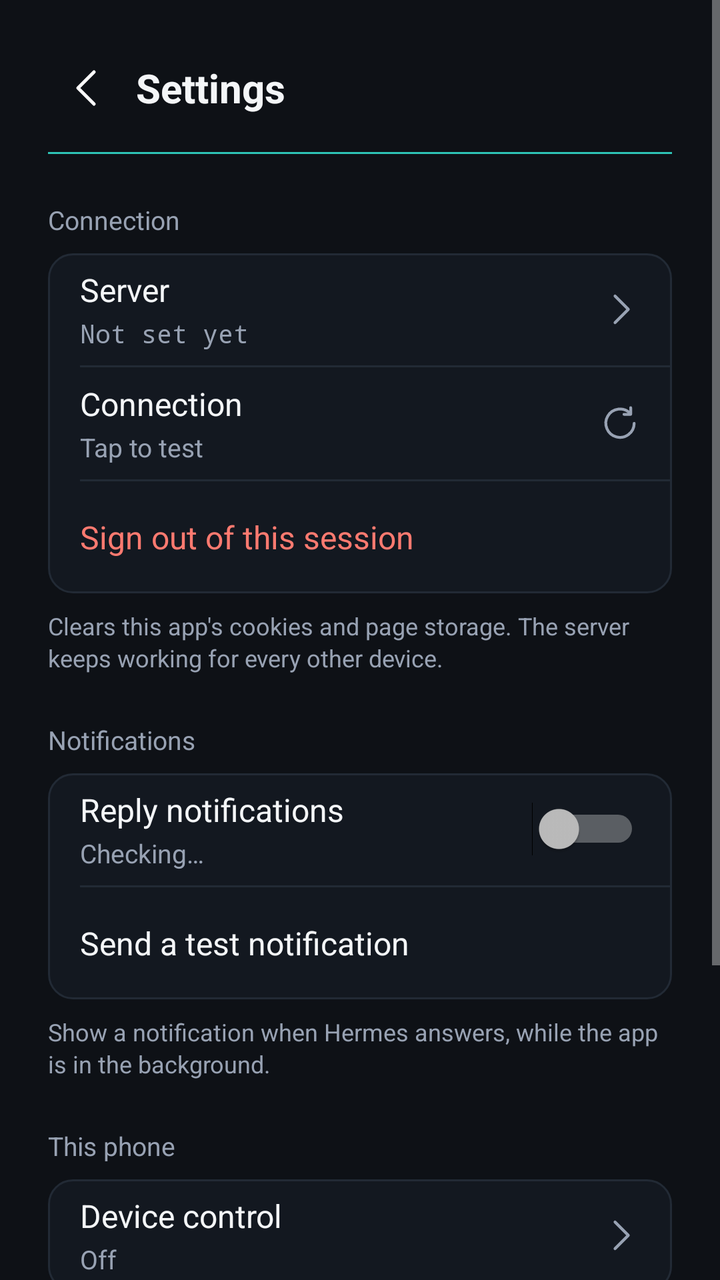
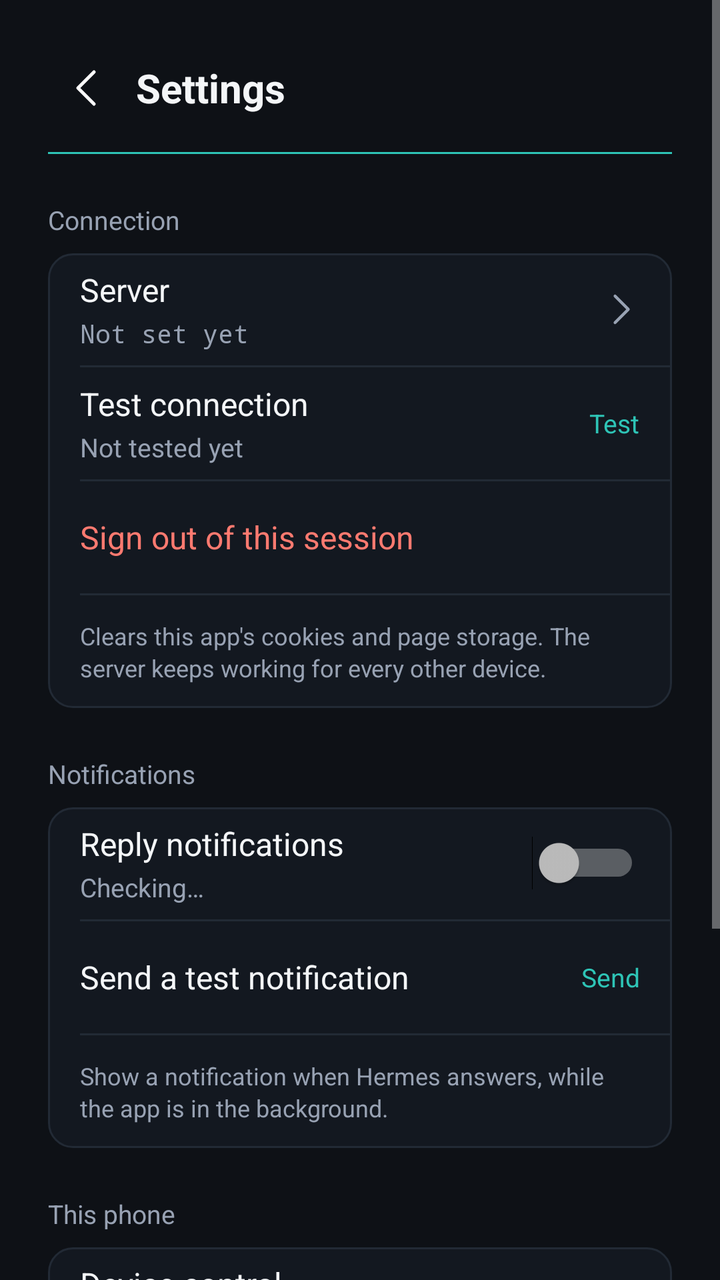

The first picture is an Android layout as it rendered before a commit; the second is the same layout after the commit. The layout source and the unified diff follow.
<!-- AndroidManifest.xml: application theme Theme.HermesPocket -->
<!-- res/layout/activity_settings.xml -->
<?xml version="1.0" encoding="utf-8"?>
<ScrollView xmlns:android="http://schemas.android.com/apk/res/android"
    android:layout_width="match_parent"
    android:layout_height="match_parent"
    android:background="@color/hp_background"
    android:fillViewport="true">

    <LinearLayout
        android:layout_width="match_parent"
        android:layout_height="wrap_content"
        android:orientation="vertical"
        android:paddingStart="24dp"
        android:paddingTop="24dp"
        android:paddingEnd="24dp"
        android:paddingBottom="40dp">

        
        <LinearLayout
            android:layout_width="match_parent"
            android:layout_height="40dp"
            android:gravity="center_vertical"
            android:orientation="horizontal">

            <ImageView
                android:id="@+id/button_back"
                android:layout_width="40dp"
                android:layout_height="40dp"
                android:background="?android:attr/selectableItemBackgroundBorderless"
                android:contentDescription="@string/settings_back"
                android:padding="8dp"
                android:src="@drawable/ic_back" />

            <TextView
                android:layout_width="0dp"
                android:layout_height="wrap_content"
                android:layout_marginStart="4dp"
                android:layout_weight="1"
                android:text="@string/settings_title"
                android:textColor="@color/hp_text_primary"
                android:textSize="20sp"
                android:textStyle="bold" />
        </LinearLayout>

        <View
            android:layout_width="match_parent"
            android:layout_height="1dp"
            android:layout_marginTop="12dp"
            android:background="@color/hp_accent_teal" />

        
        <TextView
            style="@style/SettingsSection"
            android:text="@string/settings_section_connection" />

        <LinearLayout
            style="@style/SettingsCard"
            android:orientation="vertical">

            <LinearLayout
                android:id="@+id/row_server"
                style="@style/SettingsRow">

                <LinearLayout
                    android:layout_width="0dp"
                    android:layout_height="wrap_content"
                    android:layout_weight="1"
                    android:orientation="vertical">

                    <TextView
                        style="@style/SettingsLabel"
                        android:text="@string/settings_server" />

                    <TextView
                        android:id="@+id/text_server"
                        style="@style/SettingsValueMono"
                        android:layout_marginTop="2dp"
                        android:text="@string/settings_server_none" />
                </LinearLayout>

                <ImageView
                    style="@style/SettingsChevron"
                    android:contentDescription="@string/settings_change_server"
                    android:src="@drawable/ic_chevron" />
            </LinearLayout>

            <View style="@style/SettingsDivider" />

            <LinearLayout
                android:id="@+id/row_probe"
                style="@style/SettingsRow">

                <LinearLayout
                    android:layout_width="0dp"
                    android:layout_height="wrap_content"
                    android:layout_weight="1"
                    android:orientation="vertical">

                    <TextView
                        style="@style/SettingsLabel"
                        android:text="@string/settings_probe" />

                    <TextView
                        android:id="@+id/text_probe"
                        style="@style/SettingsValue"
                        android:layout_marginTop="2dp"
                        android:text="@string/settings_probe_idle" />
                </LinearLayout>

                <ImageView
                    style="@style/SettingsChevron"
                    android:contentDescription="@string/settings_probe"
                    android:src="@drawable/ic_refresh" />
            </LinearLayout>

            <View style="@style/SettingsDivider" />

            <LinearLayout
                android:id="@+id/row_signout"
                style="@style/SettingsRow">

                <TextView
                    android:layout_width="0dp"
                    android:layout_height="wrap_content"
                    android:layout_weight="1"
                    android:text="@string/settings_sign_out"
                    android:textColor="@color/hp_error"
                    android:textSize="16sp" />
            </LinearLayout>
        </LinearLayout>

        <TextView
            style="@style/SettingsHint"
            android:text="@string/settings_sign_out_hint" />

        
        <TextView
            style="@style/SettingsSection"
            android:text="@string/settings_section_notifications" />

        <LinearLayout
            style="@style/SettingsCard"
            android:orientation="vertical">

            <LinearLayout
                style="@style/SettingsRow">

                <LinearLayout
                    android:layout_width="0dp"
                    android:layout_height="wrap_content"
                    android:layout_weight="1"
                    android:orientation="vertical">

                    <TextView
                        style="@style/SettingsLabel"
                        android:text="@string/notify_switch_label" />

                    <TextView
                        android:id="@+id/text_permission"
                        style="@style/SettingsValue"
                        android:layout_marginTop="2dp"
                        android:text="@string/settings_permission_unknown" />
                </LinearLayout>

                <Switch
                    android:id="@+id/switch_notify"
                    android:layout_width="wrap_content"
                    android:layout_height="wrap_content" />
            </LinearLayout>

            <View style="@style/SettingsDivider" />

            <LinearLayout
                android:id="@+id/row_test_notify"
                style="@style/SettingsRow">

                <TextView
                    android:layout_width="0dp"
                    android:layout_height="wrap_content"
                    android:layout_weight="1"
                    android:text="@string/notify_test"
                    android:textColor="@color/hp_text_primary"
                    android:textSize="16sp" />
            </LinearLayout>
        </LinearLayout>

        <TextView
            style="@style/SettingsHint"
            android:text="@string/notify_switch_hint" />

        
        <TextView
            style="@style/SettingsSection"
            android:text="@string/settings_section_device" />

        <LinearLayout
            style="@style/SettingsCard"
            android:orientation="vertical">

            <LinearLayout
                android:id="@+id/row_device"
                style="@style/SettingsRow">

                <LinearLayout
                    android:layout_width="0dp"
                    android:layout_height="wrap_content"
                    android:layout_weight="1"
                    android:orientation="vertical">

                    <TextView
                        style="@style/SettingsLabel"
                        android:text="@string/shortcut_device_control" />

                    <TextView
                        android:id="@+id/text_device"
                        style="@style/SettingsValue"
                        android:layout_marginTop="2dp"
                        android:text="@string/settings_device_off" />
                </LinearLayout>

                <ImageView
                    style="@style/SettingsChevron"
                    android:contentDescription="@string/shortcut_device_control"
                    android:src="@drawable/ic_chevron" />
            </LinearLayout>
        </LinearLayout>

        
        <TextView
            style="@style/SettingsSection"
            android:text="@string/settings_section_about" />

        <LinearLayout
            style="@style/SettingsCard"
            android:orientation="vertical">

            <LinearLayout style="@style/SettingsRow">

                <TextView
                    style="@style/SettingsLabel"
                    android:layout_width="0dp"
                    android:layout_height="wrap_content"
                    android:layout_weight="1"
                    android:text="@string/settings_version" />

                <TextView
                    android:id="@+id/text_version"
                    style="@style/SettingsValueMono"
                    android:text="@string/settings_version_unknown" />
            </LinearLayout>

            <View style="@style/SettingsDivider" />

            <LinearLayout
                android:id="@+id/row_update"
                style="@style/SettingsRow">

                <TextView
                    android:layout_width="0dp"
                    android:layout_height="wrap_content"
                    android:layout_weight="1"
                    android:text="@string/settings_check_updates"
                    android:textColor="@color/hp_text_primary"
                    android:textSize="16sp" />
            </LinearLayout>
        </LinearLayout>
    </LinearLayout>
</ScrollView>
<!-- resources referenced by this layout -->
<resources>
  <color name="hp_accent_teal">#2EC4B6</color>
  <color name="hp_background">#0E1116</color>
  <color name="hp_error">#FF7A70</color>
  <color name="hp_text_primary">#F4F6F8</color>
  <!-- drawable ic_refresh (drawable) -->
  <?xml version="1.0" encoding="utf-8"?>
  <vector xmlns:android="http://schemas.android.com/apk/res/android"
      android:width="24dp"
      android:height="24dp"
      android:viewportWidth="24"
      android:viewportHeight="24">
      <path
          android:fillColor="@android:color/transparent"
          android:strokeColor="#FFFFFFFF"
          android:strokeWidth="1.7"
          android:strokeLineCap="round"
          android:strokeLineJoin="round"
          android:pathData="M20.5,12 A8.5,8.5 0 1 1 18,5.9 M18.4,2.6 L18.4,6.6 L14.4,6.6" />
  </vector>
  <string name="notify_switch_hint">Show a notification when Hermes answers, while the app is in the background.</string>
  <string name="notify_switch_label">Reply notifications</string>
  <string name="notify_test">Send a test notification</string>
  <string name="settings_back">Back</string>
  <string name="settings_change_server">Change server</string>
  <string name="settings_check_updates">Check for updates</string>
  <string name="settings_device_off">Off</string>
  <string name="settings_permission_unknown">Checking…</string>
  <string name="settings_probe">Connection</string>
  <string name="settings_probe_idle">Tap to test</string>
  <string name="settings_section_about">About</string>
  <string name="settings_section_connection">Connection</string>
  <string name="settings_section_device">This phone</string>
  <string name="settings_section_notifications">Notifications</string>
  <string name="settings_server">Server</string>
  <string name="settings_server_none">Not set yet</string>
  <string name="settings_sign_out">Sign out of this session</string>
  <string name="settings_sign_out_hint">Clears this app\'s cookies and page storage. The server keeps working for every other device.</string>
  <string name="settings_title">Settings</string>
  <string name="settings_version">Version</string>
  <string name="settings_version_unknown">Unknown</string>
  <string name="shortcut_device_control">Device control</string>
  <style name="SettingsChevron">
          <item name="android:layout_width">20dp</item>
          <item name="android:layout_height">20dp</item>
          <item name="android:layout_marginStart">8dp</item>
          <item name="android:tint">@color/hp_text_secondary</item>
      </style>
  <style name="SettingsDivider">
          <item name="android:layout_width">match_parent</item>
          <item name="android:layout_height">1dp</item>
          <item name="android:layout_marginStart">16dp</item>
          <item name="android:background">@color/hp_border</item>
      </style>
  <style name="SettingsHint">
          <item name="android:layout_width">match_parent</item>
          <item name="android:layout_height">wrap_content</item>
          <item name="android:layout_marginTop">8dp</item>
          <item name="android:textColor">@color/hp_text_secondary</item>
          <item name="android:textSize">12sp</item>
          <item name="android:lineSpacingExtra">2dp</item>
      </style>
  <style name="SettingsLabel">
          <item name="android:layout_width">wrap_content</item>
          <item name="android:layout_height">wrap_content</item>
          <item name="android:textColor">@color/hp_text_primary</item>
          <item name="android:textSize">16sp</item>
      </style>
  <style name="SettingsValue">
          <item name="android:layout_width">wrap_content</item>
          <item name="android:layout_height">wrap_content</item>
          <item name="android:textColor">@color/hp_text_secondary</item>
          <item name="android:textSize">13sp</item>
      </style>
  <color name="hp_text_secondary">#98A2B3</color>
  <color name="hp_border">#222A35</color>
  <color name="hp_surface">#131820</color>
  <!-- unchanged entries left out for length: 8 -->
</resources>

<!-- the commit's change to res/layout/activity_settings.xml (unified diff, before → after) -->
@@ -97,7 +97,7 @@
 
                     <TextView
                         style="@style/SettingsLabel"
-                        android:text="@string/settings_probe" />
+                        android:text="@string/settings_probe_label" />
 
                     <TextView
                         android:id="@+id/text_probe"
@@ -106,10 +106,9 @@
                         android:text="@string/settings_probe_idle" />
                 </LinearLayout>
 
-                <ImageView
-                    style="@style/SettingsChevron"
-                    android:contentDescription="@string/settings_probe"
-                    android:src="@drawable/ic_refresh" />
+                <TextView
+                    style="@style/SettingsAction"
+                    android:text="@string/settings_action_test" />
             </LinearLayout>
 
             <View style="@style/SettingsDivider" />
@@ -126,11 +125,13 @@
                     android:textColor="@color/hp_error"
                     android:textSize="16sp" />
             </LinearLayout>
-        </LinearLayout>
-
-        <TextView
-            style="@style/SettingsHint"
-            android:text="@string/settings_sign_out_hint" />
+
+            <View style="@style/SettingsDivider" />
+
+            <TextView
+                style="@style/SettingsFooter"
+                android:text="@string/settings_sign_out_hint" />
+        </LinearLayout>
 
         
         <TextView
@@ -180,12 +181,18 @@
                     android:text="@string/notify_test"
                     android:textColor="@color/hp_text_primary"
                     android:textSize="16sp" />
-            </LinearLayout>
-        </LinearLayout>
-
-        <TextView
-            style="@style/SettingsHint"
-            android:text="@string/notify_switch_hint" />
+
+                <TextView
+                    style="@style/SettingsAction"
+                    android:text="@string/settings_action_send" />
+            </LinearLayout>
+
+            <View style="@style/SettingsDivider" />
+
+            <TextView
+                style="@style/SettingsFooter"
+                android:text="@string/notify_switch_hint" />
+        </LinearLayout>
 
         
         <TextView
@@ -261,6 +268,10 @@
                     android:text="@string/settings_check_updates"
                     android:textColor="@color/hp_text_primary"
                     android:textSize="16sp" />
+
+                <TextView
+                    style="@style/SettingsAction"
+                    android:text="@string/settings_action_check" />
             </LinearLayout>
         </LinearLayout>
     </LinearLayout>
<!-- resource entries referenced after the edit -->
@@ -4,31 +4,19 @@
   <color name="hp_background">#0E1116</color>
   <color name="hp_error">#FF7A70</color>
   <color name="hp_text_primary">#F4F6F8</color>
-  <!-- drawable ic_refresh (drawable) -->
-  <?xml version="1.0" encoding="utf-8"?>
-  <vector xmlns:android="http://schemas.android.com/apk/res/android"
-      android:width="24dp"
-      android:height="24dp"
-      android:viewportWidth="24"
-      android:viewportHeight="24">
-      <path
-          android:fillColor="@android:color/transparent"
-          android:strokeColor="#FFFFFFFF"
-          android:strokeWidth="1.7"
-          android:strokeLineCap="round"
-          android:strokeLineJoin="round"
-          android:pathData="M20.5,12 A8.5,8.5 0 1 1 18,5.9 M18.4,2.6 L18.4,6.6 L14.4,6.6" />
-  </vector>
   <string name="notify_switch_hint">Show a notification when Hermes answers, while the app is in the background.</string>
   <string name="notify_switch_label">Reply notifications</string>
   <string name="notify_test">Send a test notification</string>
+  <string name="settings_action_check">Check</string>
+  <string name="settings_action_send">Send</string>
+  <string name="settings_action_test">Test</string>
   <string name="settings_back">Back</string>
   <string name="settings_change_server">Change server</string>
   <string name="settings_check_updates">Check for updates</string>
   <string name="settings_device_off">Off</string>
   <string name="settings_permission_unknown">Checking…</string>
-  <string name="settings_probe">Connection</string>
-  <string name="settings_probe_idle">Tap to test</string>
+  <string name="settings_probe_idle">Not tested yet</string>
+  <string name="settings_probe_label">Test connection</string>
   <string name="settings_section_about">About</string>
   <string name="settings_section_connection">Connection</string>
   <string name="settings_section_device">This phone</string>
@@ -41,6 +29,13 @@
   <string name="settings_version">Version</string>
   <string name="settings_version_unknown">Unknown</string>
   <string name="shortcut_device_control">Device control</string>
+  <style name="SettingsAction">
+          <item name="android:layout_width">wrap_content</item>
+          <item name="android:layout_height">wrap_content</item>
+          <item name="android:layout_marginStart">12dp</item>
+          <item name="android:textColor">@color/hp_accent_teal</item>
+          <item name="android:textSize">13sp</item>
+      </style>
   <style name="SettingsChevron">
           <item name="android:layout_width">20dp</item>
           <item name="android:layout_height">20dp</item>
@@ -53,10 +48,13 @@
           <item name="android:layout_marginStart">16dp</item>
           <item name="android:background">@color/hp_border</item>
       </style>
-  <style name="SettingsHint">
+  <style name="SettingsFooter">
           <item name="android:layout_width">match_parent</item>
           <item name="android:layout_height">wrap_content</item>
-          <item name="android:layout_marginTop">8dp</item>
+          <item name="android:paddingStart">16dp</item>
+          <item name="android:paddingTop">12dp</item>
+          <item name="android:paddingEnd">16dp</item>
+          <item name="android:paddingBottom">12dp</item>
           <item name="android:textColor">@color/hp_text_secondary</item>
           <item name="android:textSize">12sp</item>
           <item name="android:lineSpacingExtra">2dp</item>
